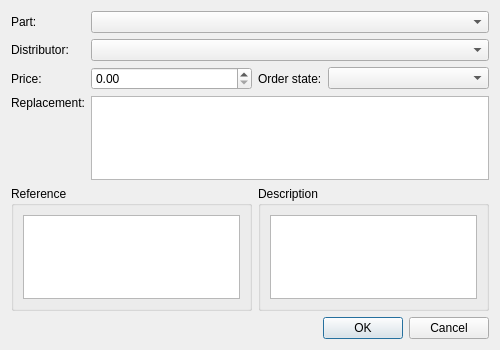
Above: cpartlistitemeditdialog.ui from birkeh/qtPartlist before the change. Below: the same form after it.
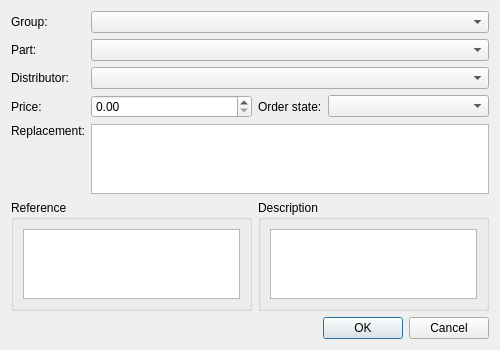
That is the form after the change.

The edit to the form file:
```diff
--- a/cpartlistitemeditdialog.ui
+++ b/cpartlistitemeditdialog.ui
@@ -18,28 +18,35 @@
     <layout class="QVBoxLayout" name="verticalLayout">
      <item>
       <layout class="QGridLayout" name="gridLayout_4" columnstretch="0,1,0,1">
-       <item row="2" column="0">
+       <item row="1" column="0">
+        <widget class="QLabel" name="label">
+         <property name="text">
+          <string>Part:</string>
+         </property>
+        </widget>
+       </item>
+       <item row="3" column="0">
         <widget class="QLabel" name="label_4">
          <property name="text">
           <string>Price:</string>
          </property>
         </widget>
        </item>
-       <item row="2" column="1">
+       <item row="3" column="1">
         <widget class="QDoubleSpinBox" name="m_lpPrice">
          <property name="maximum">
           <double>9999999.000000000000000</double>
          </property>
         </widget>
        </item>
-       <item row="0" column="0">
-        <widget class="QLabel" name="label">
+       <item row="3" column="2">
+        <widget class="QLabel" name="label_5">
          <property name="text">
-          <string>Part:</string>
+          <string>Order state:</string>
          </property>
         </widget>
        </item>
-       <item row="3" column="1" colspan="3">
+       <item row="4" column="1" colspan="3">
         <widget class="QTreeWidget" name="m_lpReplacement">
          <attribute name="headerVisible">
           <bool>false</bool>
@@ -51,21 +58,10 @@
          </column>
         </widget>
        </item>
-       <item row="2" column="2">
-        <widget class="QLabel" name="label_5">
-         <property name="text">
-          <string>Order state:</string>
-         </property>
-        </widget>
+       <item row="3" column="3">
+        <widget class="QComboBox" name="m_lpOrderState"/>
        </item>
-       <item row="1" column="0">
-        <widget class="QLabel" name="label_2">
-         <property name="text">
-          <string>Distributor:</string>
-         </property>
-        </widget>
-       </item>
-       <item row="3" column="0">
+       <item row="4" column="0">
         <widget class="QLabel" name="label_3">
          <property name="text">
           <string>Replacement:</string>
@@ -75,16 +71,20 @@
          </property>
         </widget>
        </item>
-       <item row="2" column="3">
-        <widget class="QComboBox" name="m_lpOrderState"/>
-       </item>
-       <item row="0" column="1" colspan="3">
-        <widget class="QComboBox" name="m_lpPartList"/>
-       </item>
-       <item row="1" column="1" colspan="3">
+       <item row="2" column="1" colspan="3">
         <widget class="QComboBox" name="m_lpDistributorList"/>
        </item>
-       <item row="4" column="2" colspan="2">
+       <item row="2" column="0">
+        <widget class="QLabel" name="label_2">
+         <property name="text">
+          <string>Distributor:</string>
+         </property>
+        </widget>
+       </item>
+       <item row="1" column="1" colspan="3">
+        <widget class="QComboBox" name="m_lpPartList"/>
+       </item>
+       <item row="5" column="2" colspan="2">
         <widget class="QGroupBox" name="groupBox_2">
          <property name="title">
           <string>Description</string>
@@ -96,7 +96,7 @@
          </layout>
         </widget>
        </item>
-       <item row="4" column="0" colspan="2">
+       <item row="5" column="0" colspan="2">
         <widget class="QGroupBox" name="groupBox_3">
          <property name="title">
           <string>Reference</string>
@@ -108,6 +108,16 @@
          </layout>
         </widget>
        </item>
+       <item row="0" column="0">
+        <widget class="QLabel" name="label_6">
+         <property name="text">
+          <string>Group:</string>
+         </property>
+        </widget>
+       </item>
+       <item row="0" column="1" colspan="3">
+        <widget class="QComboBox" name="m_lpGroupList"/>
+       </item>
       </layout>
      </item>
      <item>
```
Left out of the diff: 1 changed line with no effect on the pictures.
